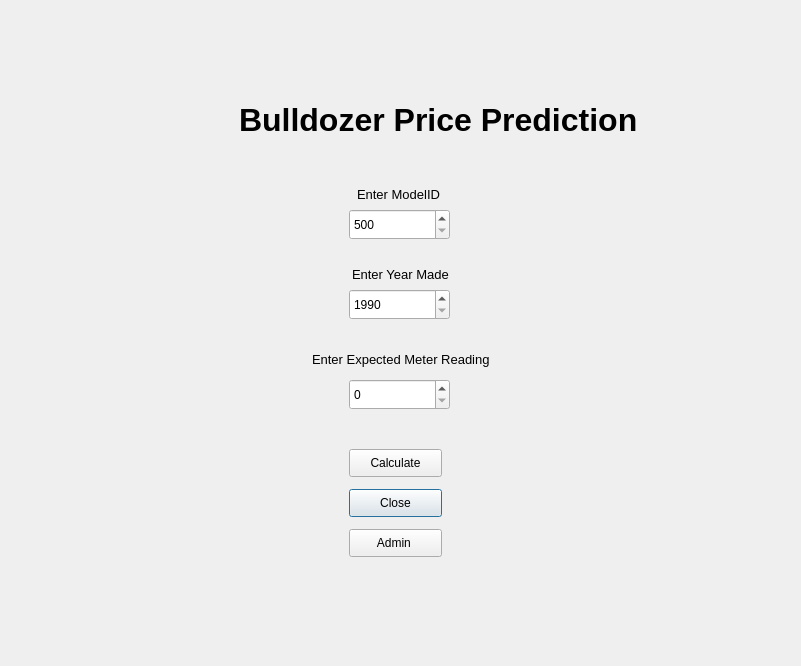
Above: userInterface/mainPage.ui from Usama-Amjad/Bulldozer-Price-Prediction-with-PyQt6 before the change. Below: the same form after it.
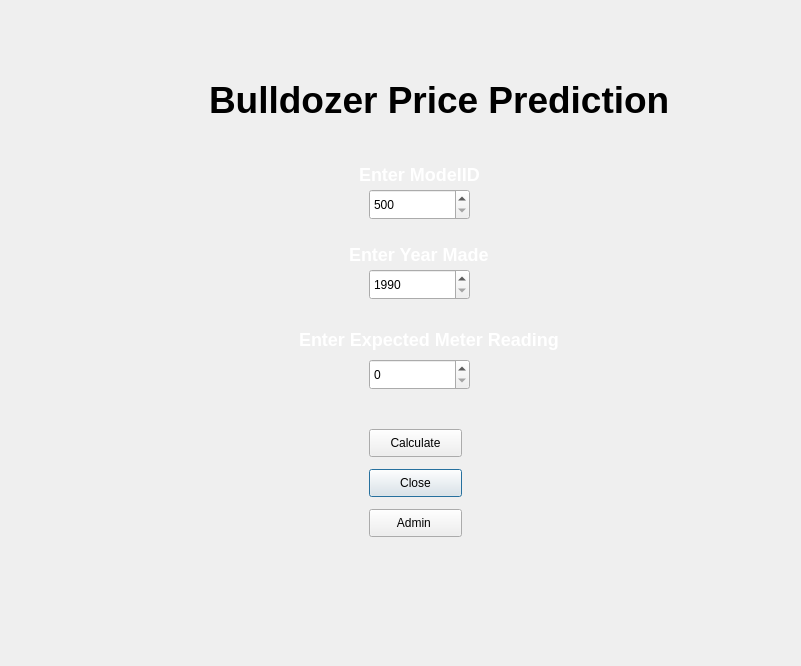
That is the form after the change. Icons and pictures are not drawn.

```diff
--- a/userInterface/mainPage.ui
+++ b/userInterface/mainPage.ui
@@ -28,8 +28,8 @@
    <widget class="QPushButton" name="Clear">
     <property name="geometry">
      <rect>
-      <x>350</x>
-      <y>490</y>
+      <x>370</x>
+      <y>470</y>
       <width>93</width>
       <height>28</height>
      </rect>
@@ -41,8 +41,8 @@
    <widget class="QPushButton" name="adminButton">
     <property name="geometry">
      <rect>
-      <x>350</x>
-      <y>530</y>
+      <x>370</x>
+      <y>510</y>
       <width>93</width>
       <height>28</height>
      </rect>
@@ -54,8 +54,8 @@
    <widget class="QPushButton" name="Calculate">
     <property name="geometry">
      <rect>
-      <x>350</x>
-      <y>450</y>
+      <x>370</x>
+      <y>430</y>
       <width>93</width>
       <height>28</height>
      </rect>
@@ -67,20 +67,25 @@
    <widget class="QLabel" name="label">
     <property name="geometry">
      <rect>
-      <x>240</x>
-      <y>90</y>
+      <x>210</x>
+      <y>70</y>
       <width>531</width>
       <height>61</height>
      </rect>
     </property>
     <property name="font">
      <font>
-      <pointsize>24</pointsize>
+      <pointsize>-1</pointsize>
       <weight>75</weight>
       <bold>true</bold>
-      <underline>false</underline>
      </font>
     </property>
+    <property name="styleSheet">
+     <string notr="true">background: transparent;
+font-weight:bold;
+color:black;
+font-size: 37px;</string>
+    </property>
     <property name="text">
      <string>Bulldozer Price Prediction</string>
     </property>
@@ -88,17 +93,28 @@
    <widget class="QLabel" name="label_4">
     <property name="geometry">
      <rect>
-      <x>313</x>
-      <y>345</y>
-      <width>241</width>
-      <height>31</height>
+      <x>300</x>
+      <y>330</y>
+      <width>261</width>
+      <height>21</height>
      </rect>
     </property>
     <property name="font">
      <font>
-      <pointsize>10</pointsize>
+      <pointsize>-1</pointsize>
+      <weight>75</weight>
+      <bold>true</bold>
      </font>
     </property>
+    <property name="autoFillBackground">
+     <bool>false</bool>
+    </property>
+    <property name="styleSheet">
+     <string notr="true">background: transparent;
+font-weight:bold;
+color:white;
+font-size: 18px;</string>
+    </property>
     <property name="text">
      <string>Enter Expected Meter Reading</string>
     </property>
@@ -106,8 +122,8 @@
    <widget class="QSpinBox" name="MeterReading">
     <property name="geometry">
      <rect>
-      <x>350</x>
-      <y>380</y>
+      <x>370</x>
+      <y>360</y>
       <width>101</width>
       <height>31</height>
      </rect>
@@ -128,17 +144,25 @@
    <widget class="QLabel" name="label_2">
     <property name="geometry">
      <rect>
-      <x>358</x>
-      <y>180</y>
-      <width>121</width>
+      <x>360</x>
+      <y>160</y>
+      <width>151</width>
       <height>31</height>
      </rect>
     </property>
     <property name="font">
      <font>
-      <pointsize>10</pointsize>
+      <pointsize>-1</pointsize>
+      <weight>75</weight>
+      <bold>true</bold>
      </font>
     </property>
+    <property name="styleSheet">
+     <string notr="true">background: transparent;
+font-weight:bold;
+color:white;
+font-size: 18px;</string>
+    </property>
     <property name="text">
      <string>Enter ModelID</string>
     </property>
@@ -146,8 +170,8 @@
    <widget class="QSpinBox" name="YearMade">
     <property name="geometry">
      <rect>
-      <x>350</x>
-      <y>290</y>
+      <x>370</x>
+      <y>270</y>
       <width>101</width>
       <height>31</height>
      </rect>
@@ -162,8 +186,8 @@
    <widget class="QSpinBox" name="modelID">
     <property name="geometry">
      <rect>
-      <x>350</x>
-      <y>210</y>
+      <x>370</x>
+      <y>190</y>
       <width>101</width>
       <height>31</height>
      </rect>
@@ -178,17 +202,25 @@
    <widget class="QLabel" name="label_3">
     <property name="geometry">
      <rect>
-      <x>353</x>
-      <y>260</y>
-      <width>131</width>
+      <x>350</x>
+      <y>240</y>
+      <width>161</width>
       <height>31</height>
      </rect>
     </property>
     <property name="font">
      <font>
-      <pointsize>10</pointsize>
+      <pointsize>-1</pointsize>
+      <weight>75</weight>
+      <bold>true</bold>
      </font>
     </property>
+    <property name="styleSheet">
+     <string notr="true">background: transparent;
+font-weight:bold;
+color:white;
+font-size: 18px;</string>
+    </property>
     <property name="text">
      <string>Enter Year Made</string>
     </property>
```
